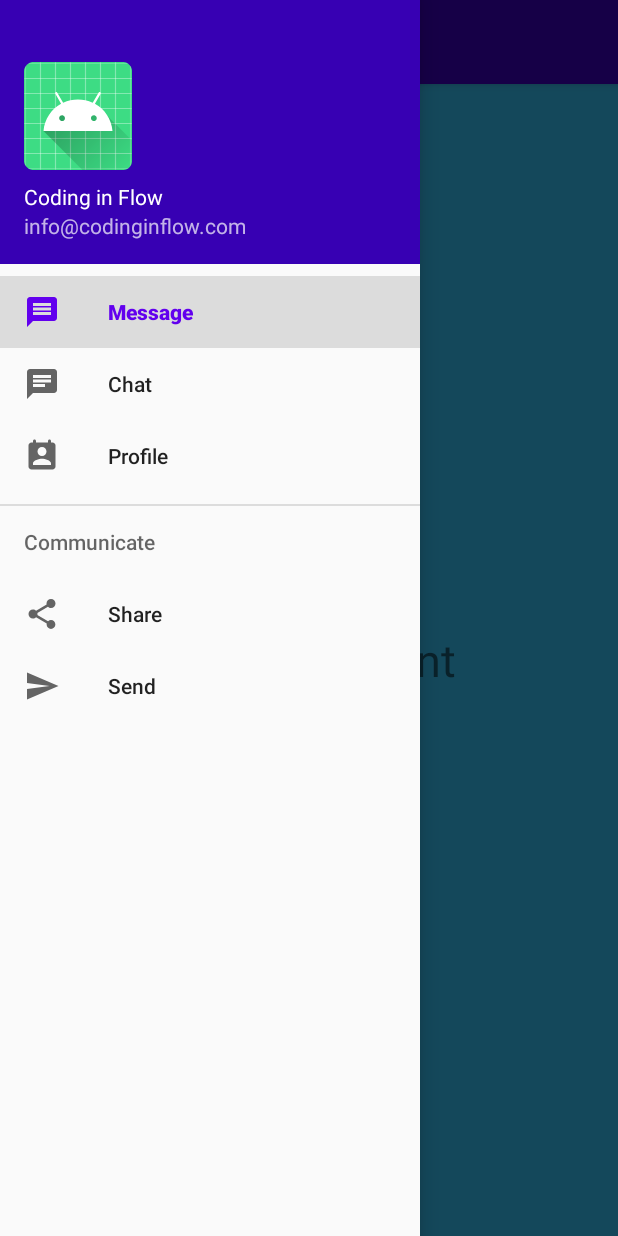
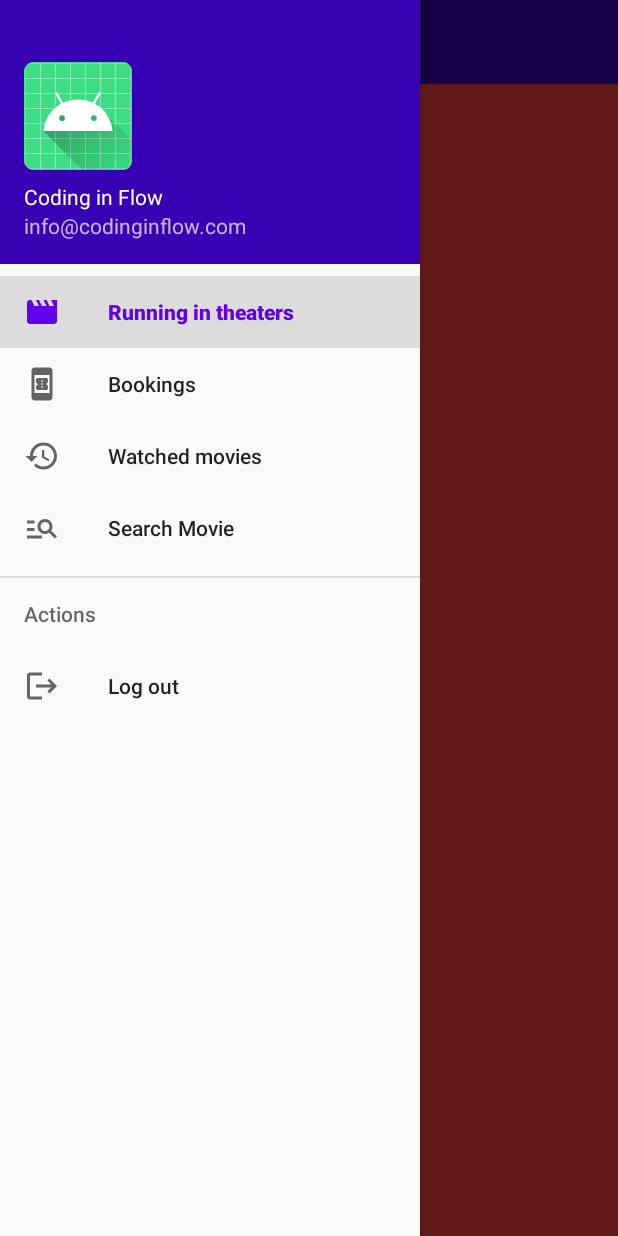
Before and after one commit to GeorgeOprian/Proiect-andoid, an Android app: the fragment BookingsFragment placed in its activity, with the side drawer open, on a phone screen of 412 x 824 dp. Run offline under Robolectric (Android 15) with nearby library versions, the phone set to English and light mode, and no system bars.

Commit message:
Functional navigation menu

```diff
--- a/app/src/main/java/com/example/cinehub/MainActivity.java
+++ b/app/src/main/java/com/example/cinehub/MainActivity.java
@@ -11,9 +11,10 @@ import androidx.appcompat.widget.Toolbar;
 import androidx.core.view.GravityCompat;
 import androidx.drawerlayout.widget.DrawerLayout;
 
-import com.example.cinehub.NavigationFragments.ChatFragment;
-import com.example.cinehub.NavigationFragments.MessageFragment;
-import com.example.cinehub.NavigationFragments.ProfileFragment;
+import com.example.cinehub.NavigationFragments.BookingsFragment;
+import com.example.cinehub.NavigationFragments.RunningInTheatersFragment;
+import com.example.cinehub.NavigationFragments.SearchMovieFragment;
+import com.example.cinehub.NavigationFragments.WhatchedMoviesFragment;
 import com.google.android.material.navigation.NavigationView;
 
 public class MainActivity extends AppCompatActivity implements NavigationView.OnNavigationItemSelectedListener {
@@ -38,8 +39,8 @@ public class MainActivity extends AppCompatActivity implements NavigationView.On
         toggle.syncState();
 
         if (savedInstanceState == null) { //poate fi null daca intram prima data in activitate sau daca dam back, pe rotate nu o sa fie null si nu o sa incarce fragmentul
-            getSupportFragmentManager().beginTransaction().replace(R.id.fragment_container, new MessageFragment()).commit(); //il deschide prima data cand se deschide aplicatia
-            navigationView.setCheckedItem(R.id.nav_message); //checks message in navigation bar
+            getSupportFragmentManager().beginTransaction().replace(R.id.fragment_container, new RunningInTheatersFragment()).commit(); //il deschide prima data cand se deschide aplicatia
+            navigationView.setCheckedItem(R.id.nav_running_in_theaters); //checks message in navigation bar
         }
     }
 
@@ -57,20 +58,20 @@ public class MainActivity extends AppCompatActivity implements NavigationView.On
     public boolean onNavigationItemSelected(@NonNull MenuItem item) {
 
         switch (item.getItemId()) { //navigare intre fragmente
-            case R.id.nav_message:
-                getSupportFragmentManager().beginTransaction().replace(R.id.fragment_container, new MessageFragment()).commit();
+            case R.id.nav_running_in_theaters:
+                getSupportFragmentManager().beginTransaction().replace(R.id.fragment_container, new RunningInTheatersFragment()).commit();
                 break;
-            case R.id.nav_chat:
-                getSupportFragmentManager().beginTransaction().replace(R.id.fragment_container, new ChatFragment()).commit();
+            case R.id.nav_bookings:
+                getSupportFragmentManager().beginTransaction().replace(R.id.fragment_container, new BookingsFragment()).commit();
                 break;
-            case R.id.nav_profile:
-                getSupportFragmentManager().beginTransaction().replace(R.id.fragment_container, new ProfileFragment()).commit();
+            case R.id.nav_watched_movies:
+                getSupportFragmentManager().beginTransaction().replace(R.id.fragment_container, new WhatchedMoviesFragment()).commit();
                 break;
-            case R.id.nav_share:
-                Toast.makeText(this, "Share", Toast.LENGTH_SHORT).show();
+            case R.id.nav_search_movie:
+                getSupportFragmentManager().beginTransaction().replace(R.id.fragment_container, new SearchMovieFragment()).commit();
                 break;
-            case R.id.nav_send:
-                Toast.makeText(this, "Send", Toast.LENGTH_SHORT).show();
+            case R.id.nav_logout:
+                Toast.makeText(this, "Log out", Toast.LENGTH_SHORT).show();
                 break;
 
         }
--- a/app/src/main/java/com/example/cinehub/NavigationFragments/ChatFragment.java
+++ b/app/src/main/java/com/example/cinehub/NavigationFragments/BookingsFragment.java
@@ -11,16 +11,15 @@ import androidx.databinding.DataBindingUtil;
 import androidx.fragment.app.Fragment;
 
 import com.example.cinehub.R;
-import com.example.cinehub.databinding.FragmentChatBinding;
-import com.example.cinehub.databinding.FragmentMessageBinding;
+import com.example.cinehub.databinding.FragmentBookingsBinding;
 
-public class ChatFragment extends Fragment {
+public class BookingsFragment extends Fragment {
 
-    private FragmentChatBinding databinding;
+    private FragmentBookingsBinding databinding;
     @Nullable
     @Override
     public View onCreateView(@NonNull LayoutInflater inflater, @Nullable ViewGroup container, @Nullable Bundle savedInstanceState) {
-        databinding = DataBindingUtil.inflate(inflater, R.layout.fragment_chat, container, false);
+        databinding = DataBindingUtil.inflate(inflater, R.layout.fragment_bookings, container, false);
 
         return  databinding.getRoot();
     }
--- a/app/src/main/java/com/example/cinehub/NavigationFragments/MessageFragment.java
+++ b/app/src/main/java/com/example/cinehub/NavigationFragments/RunningInTheatersFragment.java
@@ -11,15 +11,16 @@ import androidx.databinding.DataBindingUtil;
 import androidx.fragment.app.Fragment;
 
 import com.example.cinehub.R;
-import com.example.cinehub.databinding.FragmentMessageBinding;
+import com.example.cinehub.databinding.FragmentRunningInTheatersBinding;
 
-public class MessageFragment extends Fragment {
 
-    private FragmentMessageBinding databinding;
+public class RunningInTheatersFragment extends Fragment {
+
+    private FragmentRunningInTheatersBinding databinding;
     @Nullable
     @Override
     public View onCreateView(@NonNull LayoutInflater inflater, @Nullable ViewGroup container, @Nullable Bundle savedInstanceState) {
-        databinding = DataBindingUtil.inflate(inflater, R.layout.fragment_message, container, false);
+        databinding = DataBindingUtil.inflate(inflater, R.layout.fragment_running_in_theaters, container, false);
 
         return  databinding.getRoot();
     }
--- /dev/null
+++ b/app/src/main/res/drawable/ic_bookings.xml
@@ -0,0 +1,10 @@
+<vector xmlns:android="http://schemas.android.com/apk/res/android"
+    android:width="24dp"
+    android:height="24dp"
+    android:viewportWidth="24"
+    android:viewportHeight="24"
+    android:tint="?attr/colorControlNormal">
+  <path
+      android:fillColor="@android:color/white"
+      android:pathData="M17,1H7C5.9,1 5,1.9 5,3v18c0,1.1 0.9,2 2,2h10c1.1,0 2,-0.9 2,-2V3C19,1.9 18.1,1 17,1zM7,18V6h10v12H7zM16,11V9.14C16,8.51 15.55,8 15,8H9C8.45,8 8,8.51 8,9.14l0,1.96c0.55,0 1,0.45 1,1c0,0.55 -0.45,1 -1,1l0,1.76C8,15.49 8.45,16 9,16h6c0.55,0 1,-0.51 1,-1.14V13c-0.55,0 -1,-0.45 -1,-1C15,11.45 15.45,11 16,11zM12.5,14.5h-1v-1h1V14.5zM12.5,12.5h-1v-1h1V12.5zM12.5,10.5h-1v-1h1V10.5z"/>
+</vector>
--- /dev/null
+++ b/app/src/main/res/drawable/ic_logout.xml
@@ -0,0 +1,11 @@
+<vector xmlns:android="http://schemas.android.com/apk/res/android"
+    android:width="24dp"
+    android:height="24dp"
+    android:viewportWidth="24"
+    android:viewportHeight="24"
+    android:tint="?attr/colorControlNormal"
+    android:autoMirrored="true">
+  <path
+      android:fillColor="@android:color/white"
+      android:pathData="M17,7l-1.41,1.41L18.17,11H8v2h10.17l-2.58,2.58L17,17l5,-5zM4,5h8V3H4c-1.1,0 -2,0.9 -2,2v14c0,1.1 0.9,2 2,2h8v-2H4V5z"/>
+</vector>
--- /dev/null
+++ b/app/src/main/res/drawable/ic_search_movie.xml
@@ -0,0 +1,11 @@
+<vector xmlns:android="http://schemas.android.com/apk/res/android"
+    android:width="24dp"
+    android:height="24dp"
+    android:viewportWidth="24"
+    android:viewportHeight="24"
+    android:tint="?attr/colorControlNormal"
+    android:autoMirrored="true">
+  <path
+      android:fillColor="@android:color/white"
+      android:pathData="M7,9H2V7h5V9zM7,12H2v2h5V12zM20.59,19l-3.83,-3.83C15.96,15.69 15.02,16 14,16c-2.76,0 -5,-2.24 -5,-5s2.24,-5 5,-5s5,2.24 5,5c0,1.02 -0.31,1.96 -0.83,2.75L22,17.59L20.59,19zM17,11c0,-1.65 -1.35,-3 -3,-3s-3,1.35 -3,3s1.35,3 3,3S17,12.65 17,11zM2,19h10v-2H2V19z"/>
+</vector>
--- a/app/src/main/res/layout/fragment_chat.xml
+++ b/app/src/main/res/layout/fragment_bookings.xml
@@ -1,18 +1,16 @@
 <?xml version="1.0" encoding="utf-8"?>
 <layout>
-
     <data>
 
     </data>
 <RelativeLayout xmlns:android="http://schemas.android.com/apk/res/android"
     android:layout_width="match_parent" android:layout_height="match_parent"
-    android:background="@android:color/holo_blue_light">
+    android:background="@android:color/holo_red_light">
     <TextView
         android:layout_width="wrap_content"
         android:layout_height="wrap_content"
         android:layout_centerInParent="true"
-        android:text="Chat Fragment"
+        android:text="Bookings"
         android:textSize="30sp" />
 </RelativeLayout>
-
 </layout>
--- a/app/src/main/res/layout/fragment_message.xml
+++ b/app/src/main/res/layout/fragment_running_in_theaters.xml
@@ -1,16 +1,18 @@
 <?xml version="1.0" encoding="utf-8"?>
 <layout>
+
     <data>
 
     </data>
 <RelativeLayout xmlns:android="http://schemas.android.com/apk/res/android"
     android:layout_width="match_parent" android:layout_height="match_parent"
-    android:background="@android:color/holo_red_light">
+    android:background="@android:color/holo_blue_light">
     <TextView
         android:layout_width="wrap_content"
         android:layout_height="wrap_content"
         android:layout_centerInParent="true"
-        android:text="Message Fragment"
+        android:text="Running in theathers"
         android:textSize="30sp" />
 </RelativeLayout>
+
 </layout>
--- a/app/src/main/res/layout/fragment_profile.xml
+++ b/app/src/main/res/layout/fragment_watched_movies.xml
@@ -11,7 +11,7 @@
         android:layout_width="wrap_content"
         android:layout_height="wrap_content"
         android:layout_centerInParent="true"
-        android:text="Profile Fragment"
+        android:text="Watched Movies"
         android:textSize="30sp" />
 </RelativeLayout>
 
--- a/app/src/main/res/menu/drawer_menu.xml
+++ b/app/src/main/res/menu/drawer_menu.xml
@@ -5,28 +5,29 @@
     tools:showIn="navigation_view">
     <group android:checkableBehavior="single">
         <item
-            android:id="@+id/nav_message"
-            android:icon="@drawable/ic_message"
-            android:title="Message" />
+            android:id="@+id/nav_running_in_theaters"
+            android:icon="@drawable/ic_movie"
+            android:title="@string/running_in_theaters" />
         <item
-            android:id="@+id/nav_chat"
-            android:icon="@drawable/ic_chat"
-            android:title="Chat" />
+            android:id="@+id/nav_bookings"
+            android:icon="@drawable/ic_bookings"
+            android:title="@string/bookings" />
         <item
-            android:id="@+id/nav_profile"
-            android:icon="@drawable/ic_profile"
-            android:title="Profile" />
+            android:id="@+id/nav_watched_movies"
+            android:icon="@drawable/ic_history"
+            android:title="@string/watched_movies" />
+        <item
+            android:id="@+id/nav_search_movie"
+            android:icon="@drawable/ic_search_movie"
+            android:title="@string/search_movie"/>
+
     </group>
-    <item android:title="Communicate">
+    <item android:title="@string/actions">
         <menu>
             <item
-                android:id="@+id/nav_share"
-                android:icon="@drawable/ic_baseline_share"
-                android:title="Share" />
-            <item
-                android:id="@+id/nav_send"
-                android:icon="@drawable/ic_baseline_send"
-                android:title="Send" />
+                android:id="@+id/nav_logout"
+                android:icon="@drawable/ic_logout"
+                android:title="@string/log_out" />
         </menu>
     </item>
 </menu>
--- a/app/src/main/res/values/strings.xml
+++ b/app/src/main/res/values/strings.xml
@@ -14,5 +14,11 @@
 
 <!--    error messages-->
     <string name="no_movie_title_entered">Movie title is required</string>
+    <string name="watched_movies">Watched movies</string>
+    <string name="running_in_theaters">Running in theaters</string>
+    <string name="bookings">Bookings</string>
+    <string name="search_movie">Search Movie</string>
+    <string name="log_out">Log out</string>
+    <string name="actions">Actions</string>
 
 </resources>
```
Also changed, not shown: app/src/main/java/com/example/cinehub/NavigationFragments/SearchMovieFragment.java (added, +41 -0 lines), app/src/main/java/com/example/cinehub/NavigationFragments/WhatchedMoviesFragment.java (renamed from app/src/main/java/com/example/cinehub/NavigationFragments/ProfileFragment.java, +4 -5 lines), app/src/main/res/layout/fragment_search_movie.xml (added, +18 -0 lines), app/src/main/res/drawable/ic_history.xml (renamed from app/src/main/res/drawable/ic_baseline_history.xml).
